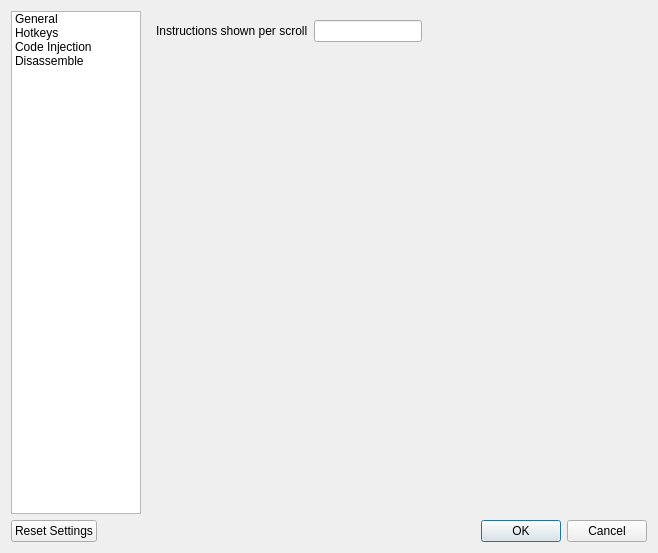
The window that GUI/settingsdialog.ui (korcankaraokcu/PINCE) describes before a commit, drawn with Qt 5.
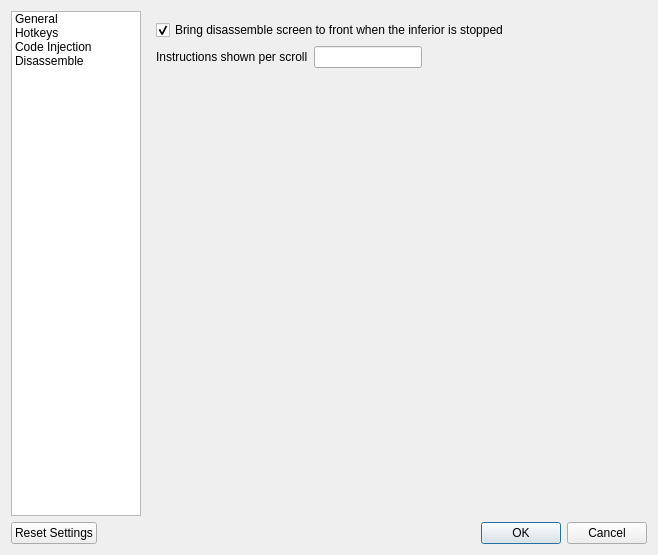
The same window after the commit. The open tabs and pages were chosen to show the change.

Commit message: Added bring_disassemble_to_front

```diff
--- a/GUI/settingsdialog.ui
+++ b/GUI/settingsdialog.ui
@@ -7,7 +7,7 @@
     <x>0</x>
     <y>0</y>
     <width>658</width>
-    <height>553</height>
+    <height>555</height>
    </rect>
   </property>
   <property name="windowTitle">
@@ -334,6 +334,16 @@
           <layout class="QGridLayout" name="gridLayout_5">
            <item row="0" column="0">
             <layout class="QVBoxLayout" name="verticalLayout_10">
+             <item>
+              <widget class="QCheckBox" name="checkBox_BringDisassembleToFront">
+               <property name="text">
+                <string>Bring disassemble screen to front when the inferior is stopped</string>
+               </property>
+               <property name="checked">
+                <bool>true</bool>
+               </property>
+              </widget>
+             </item>
              <item>
               <layout class="QHBoxLayout" name="horizontalLayout_10">
                <item>
```
The commit also changes 2 other files.
